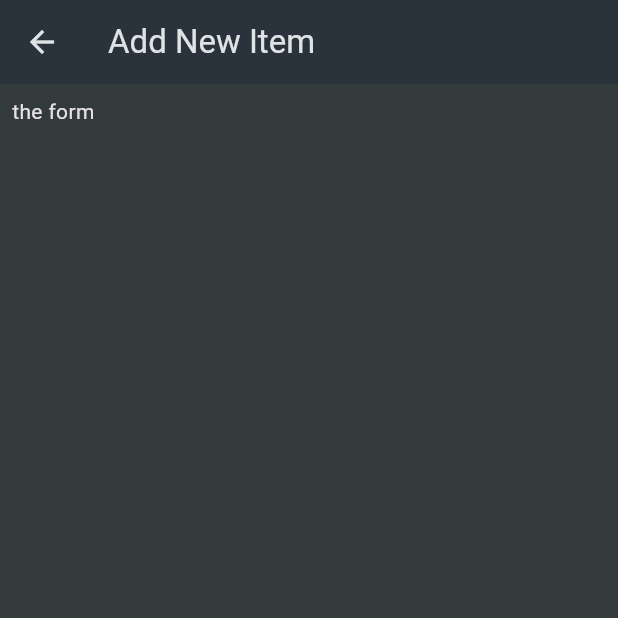
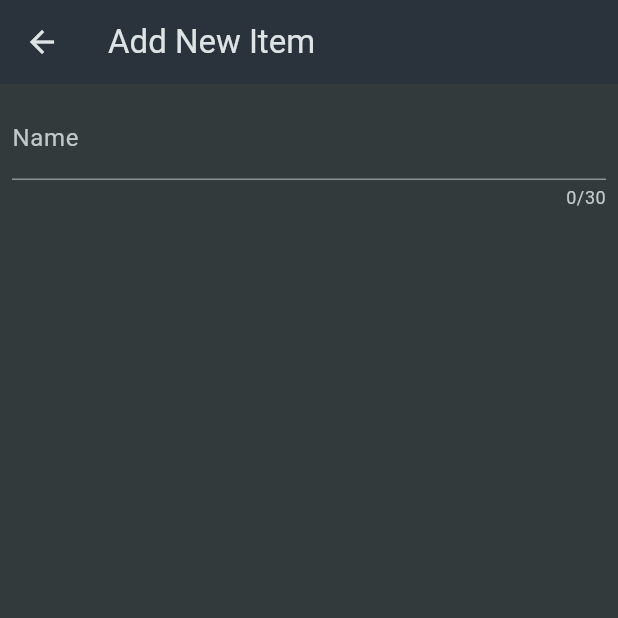
Before and after one commit to Shamimkhan1406/ShoppingList_app, a Flutter app: the NewItem screen opened directly, on a phone screen of 412 x 824 dp, the top half of it. Run offline on Flutter 3.47's test engine with Material 3 defaults, Android fonts, the phone set to English and light mode, and no system bars.

Commit message:
TextFormField Widget

```diff
--- a/lib/widgets/new_item.dart
+++ b/lib/widgets/new_item.dart
@@ -14,9 +14,23 @@ class _NewItemState extends State<NewItem> {
       appBar: AppBar(
         title: const Text('Add New Item'),
       ),
-      body: const Padding(
+      body: Padding(
         padding: EdgeInsets.all(8),
-        child: Text('the form'),
+        child: Form(
+          child: Column(
+            children: [
+              TextFormField(
+                maxLength: 30,
+                decoration: const InputDecoration(
+                  label: Text('Name'),
+                ),
+                validator: (value) {
+                  return 'demo...';
+                },
+              )
+            ],
+          )
+        ),
       ),
     );
   }
```
